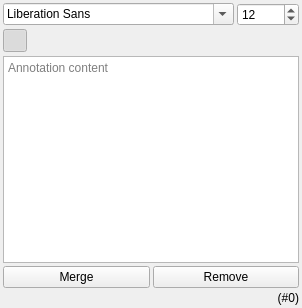
Old version of the form src/client/ui/textsettings.ui in the repository drawpile/Drawpile.
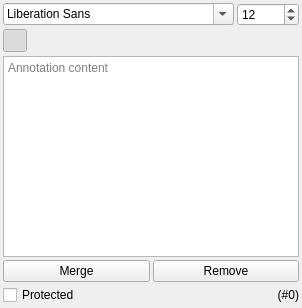
New version of the form. Icons and pictures are not drawn. Custom widgets are drawn as their Qt base class.

Commit message:
Protocol change: protected annotations
Add a flags field to AnnotationEdit message
Add a border field to AnnotationEdit message (unused at the moment)
Add a flag to mark an annotation as protected, so it cannot be
modified by other users (except OPs)

What changed in the file:
```diff
--- a/src/client/ui/textsettings.ui
+++ b/src/client/ui/textsettings.ui
@@ -331,6 +331,15 @@
     </layout>
    </item>
    <item>
+    <layout class="QHBoxLayout" name="horizontalLayout">
+     <item>
+      <widget class="QCheckBox" name="protect">
+       <property name="text">
+        <string>Protected</string>
+       </property>
+      </widget>
+     </item>
+     <item>
     <widget class="QLabel" name="ownerLabel">
      <property name="text">
       <string notr="true">(#0)</string>
@@ -339,6 +348,8 @@
       <set>Qt::AlignRight|Qt::AlignTrailing|Qt::AlignVCenter</set>
      </property>
     </widget>
+     </item>
+    </layout>
    </item>
   </layout>
  </widget>
```
Lines whose indentation alone changed are shown as unchanged. The commit also changes 14 other files.
